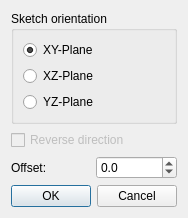
berndhahnebach/All_FreeCAD, file src/Mod/Sketcher/Gui/SketchOrientationDialog.ui: the form before one commit.
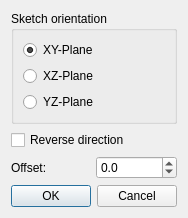
The form after the commit.

Commit message: + implement 'Reverse orientation' of sketch dialog

```diff
--- a/src/Mod/Sketcher/Gui/SketchOrientationDialog.ui
+++ b/src/Mod/Sketcher/Gui/SketchOrientationDialog.ui
@@ -49,9 +49,6 @@
    </item>
    <item>
     <widget class="QCheckBox" name="Reverse_checkBox">
-     <property name="enabled">
-      <bool>false</bool>
-     </property>
      <property name="text">
       <string>Reverse direction</string>
      </property>
```
The commit also changes 1 other file.
